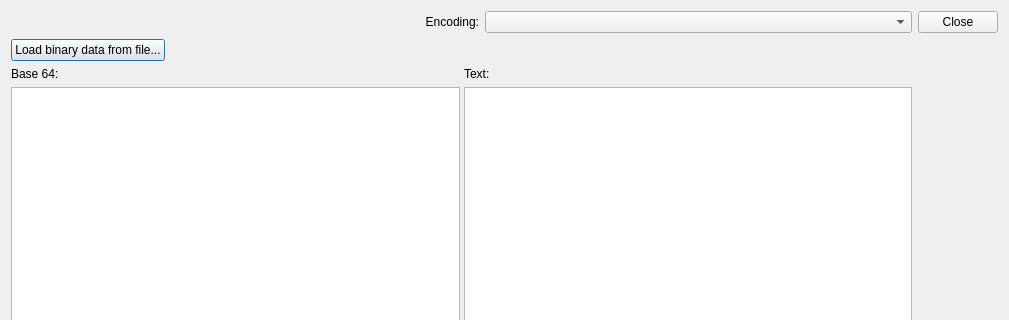
Above: src/base64dialog.ui from lbellonda/qxmledit before the change; both pictures show x 0 to 1009 and y 0 to 320 of the 1009 by 649 pixel window. Below: the same form after it.
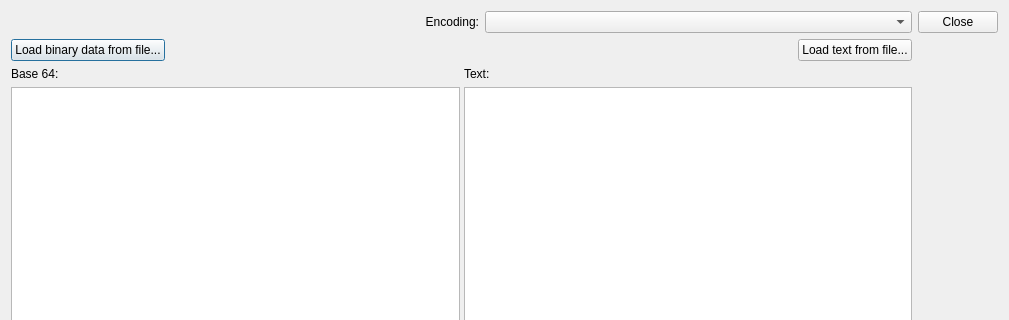
That is the form after the change. Icons and pictures are not drawn.

Commit message: Refactoring, more tests, completed Base64 dialog.

```diff
--- a/src/base64dialog.ui
+++ b/src/base64dialog.ui
@@ -79,6 +79,8 @@
       </layout>
      </item>
      <item>
+      <layout class="QHBoxLayout" name="horizontalLayout_3">
+       <item>
       <widget class="QPushButton" name="cmdLoadFromFile">
        <property name="sizePolicy">
         <sizepolicy hsizetype="Maximum" vsizetype="Fixed">
@@ -92,6 +94,34 @@
       </widget>
      </item>
      <item>
+        <spacer name="horizontalSpacer_2">
+         <property name="orientation">
+          <enum>Qt::Horizontal</enum>
+         </property>
+         <property name="sizeHint" stdset="0">
+          <size>
+           <width>40</width>
+           <height>20</height>
+          </size>
+         </property>
+        </spacer>
+       </item>
+       <item>
+        <widget class="QPushButton" name="cmdLoadFromTextFile">
+         <property name="sizePolicy">
+          <sizepolicy hsizetype="Maximum" vsizetype="Fixed">
+           <horstretch>0</horstretch>
+           <verstretch>0</verstretch>
+          </sizepolicy>
+         </property>
+         <property name="text">
+          <string>Load text from file...</string>
+         </property>
+        </widget>
+       </item>
+      </layout>
+     </item>
+     <item>
       <widget class="QSplitter" name="splitter">
        <property name="orientation">
         <enum>Qt::Horizontal</enum>
```
Left out of the diff: 1 changed line with no effect on the pictures. Lines whose indentation alone changed are shown as unchanged. The commit also changes 18 other files.
